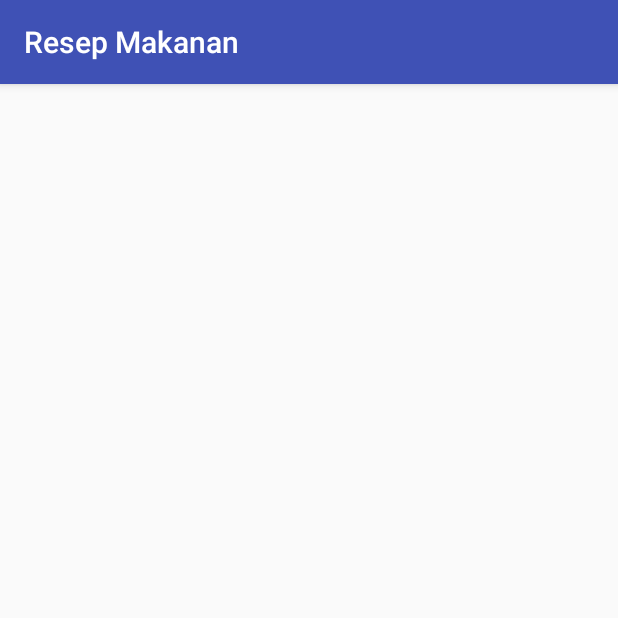
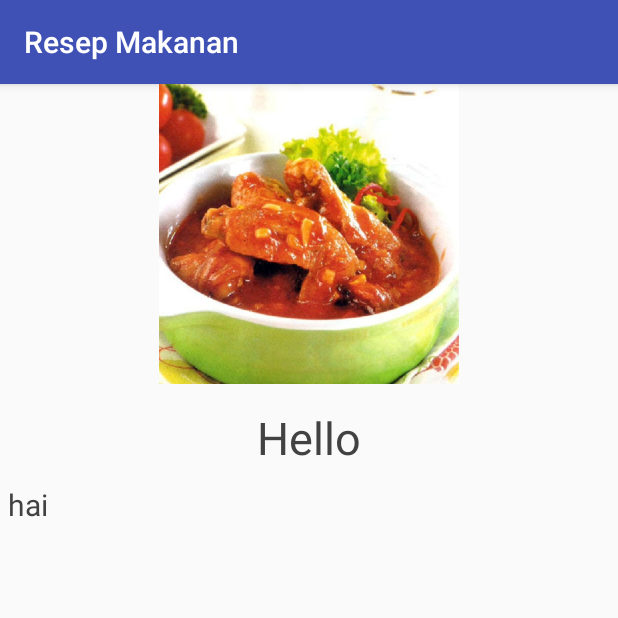
Before and after one commit to cipow/ResepMakanan, an Android app: the DetailActivity screen opened directly, with no data from a screen before it, on a phone screen of 412 x 824 dp, the top half of it. Run offline under Robolectric (Android 15) with nearby library versions, the phone set to English and light mode, and no system bars.

Commit message:
edit layout

```diff
--- a/app/src/main/res/layout/activity_detail.xml
+++ b/app/src/main/res/layout/activity_detail.xml
@@ -1,9 +1,48 @@
 <?xml version="1.0" encoding="utf-8"?>
-<android.support.constraint.ConstraintLayout xmlns:android="http://schemas.android.com/apk/res/android"
+<LinearLayout xmlns:android="http://schemas.android.com/apk/res/android"
     xmlns:app="http://schemas.android.com/apk/res-auto"
     xmlns:tools="http://schemas.android.com/tools"
     android:layout_width="match_parent"
     android:layout_height="match_parent"
+    android:orientation="vertical"
     tools:context="com.example.cipowela.resepmakanan.DetailActivity">
 
-</android.support.constraint.ConstraintLayout>
+    <ScrollView
+        android:layout_width="match_parent"
+        android:layout_height="wrap_content">
+
+        <LinearLayout
+            android:layout_width="match_parent"
+            android:layout_height="wrap_content"
+            android:orientation="vertical">
+
+            <ImageView
+                android:id="@+id/gambar_detail"
+                android:layout_width="match_parent"
+                android:layout_height="200dp"
+                android:src="@drawable/ikantongkol" />
+
+            <TextView
+                android:id="@+id/judul_detail"
+                android:layout_width="match_parent"
+                android:layout_height="wrap_content"
+                android:layout_marginTop="10dp"
+                android:padding="5dp"
+                android:text="Hello"
+                android:textAlignment="center"
+                android:textColor="@color/cardview_dark_background"
+                android:textSize="30dp" />
+
+            <TextView
+                android:id="@+id/deskripsi_detail"
+                android:layout_width="match_parent"
+                android:layout_height="wrap_content"
+                android:padding="5dp"
+                android:text="hai"
+                android:textColor="@color/cardview_dark_background"
+                android:textSize="20dp" />
+
+        </LinearLayout>
+    </ScrollView>
+
+</LinearLayout>
--- a/app/src/main/res/layout/layout_row_data.xml
+++ b/app/src/main/res/layout/layout_row_data.xml
@@ -5,6 +5,7 @@
     android:orientation="vertical">
 
     <android.support.v7.widget.CardView
+        android:id="@+id/cv_main"
         android:layout_width="match_parent"
         android:layout_height="100dp">
 
```
